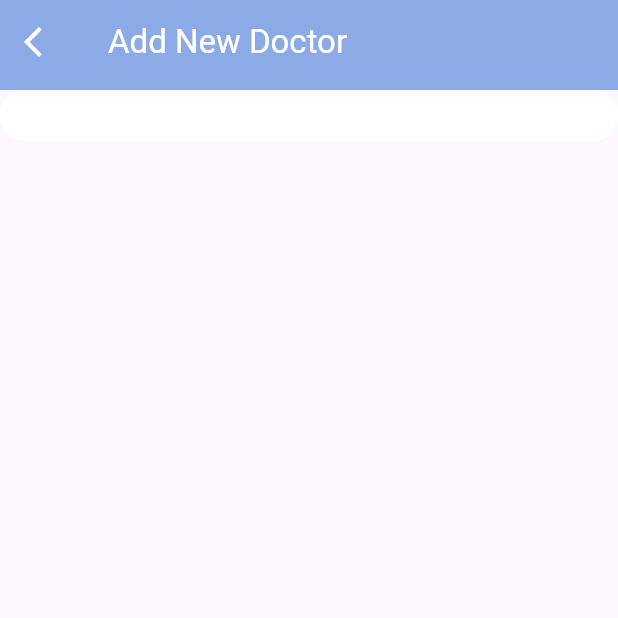
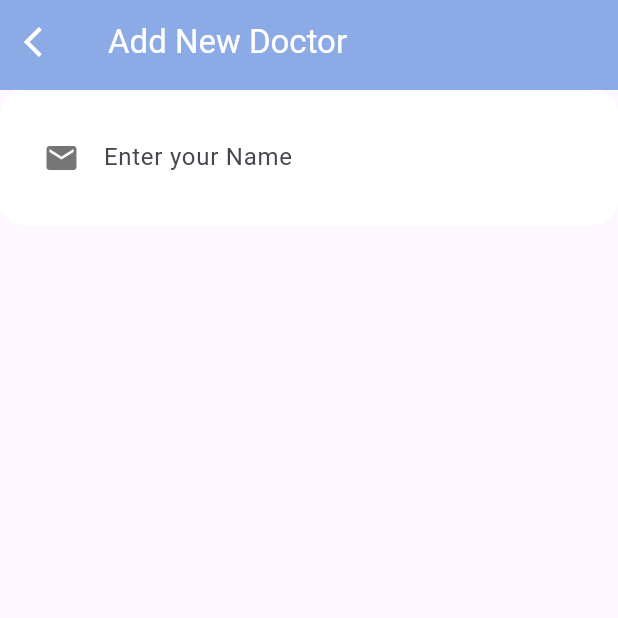
Before and after one commit to Farhanansari23/Care-Link, a Flutter app: the CreateDoctorPage screen opened directly, on a phone screen of 412 x 824 dp, the top half of it. Run offline on Flutter 3.47's test engine with Material 3 defaults, Android fonts, the phone set to English and light mode, and no system bars; our stand-ins replace cached_network_image, cloud_firestore, date_picker_timeline, firebase_auth, firebase_core, flutter_dotenv and 9 more; missing offline and left inert: cloudinary_url_gen, flutter_date_pickers, font_awesome_icon_class; accounts and stored records are empty.

Commit message:
FA-27:working on admin page

```diff
--- a/lib/main.dart
+++ b/lib/main.dart
@@ -3,6 +3,7 @@ import 'package:flutter/material.dart';
 import 'package:provider/provider.dart';
 import 'package:semester_project/pages/auth_pages/splash_screen.dart';
 import 'package:semester_project/pages/customer_pages/customer_dashboard/customer_dashboard.dart';
+import 'package:semester_project/provider/admin_provider/create_doctorprofile_provider.dart';
 import 'package:semester_project/provider/auth_provider/auth_provider.dart';
 import 'package:semester_project/provider/customer_provider/customer_doctorsdetail_provider.dart';
 import 'package:semester_project/provider/customer_provider/customer_hospitaidetail_provider.dart';
@@ -29,6 +30,7 @@ class MyApp extends StatelessWidget {
         ChangeNotifierProvider(create: (context) => CustomerHospitalDetailProvider()),
         ChangeNotifierProvider(create: (context) => CustomersDoctorDetailProvider()),
         ChangeNotifierProvider(create: (context) => CustomerProfileProvider()),
+        ChangeNotifierProvider(create: (context) => CreateDoctorProfileProvider()),
       ],
       child: MaterialApp(
         title: 'Flutter Demo',
--- a/lib/pages/admin_pages/doctor/create_doctor_page.dart
+++ b/lib/pages/admin_pages/doctor/create_doctor_page.dart
@@ -1,6 +1,9 @@
 import 'package:flutter/material.dart';
+import 'package:provider/provider.dart';
 import 'package:semester_project/widgets/container/custom_container.dart';
+import 'package:semester_project/widgets/textfield/custom_textfield.dart';
 
+import '../../../provider/admin_provider/create_doctorprofile_provider.dart';
 import '../../../routes/admin_route_generator.dart';
 import '../../../widgets/colors/custom_colors.dart';
 
@@ -32,12 +35,34 @@ class _CreateDoctorPageState extends State<CreateDoctorPage> {
             stretch: true,
           ),
           SliverToBoxAdapter(
-            child: CustomContainer(
-                child: Column(
-                  children: [
-
-                  ],
-                )),
+            child: Consumer<CreateDoctorProfileProvider>(
+              builder: (context,createDoctorProfileProvider,_) {
+                return CustomContainer(
+                    child: Column(
+                      children: [
+                          TextFromFieldWithPrefixSuffix(
+                              controller: createDoctorProfileProvider.nameController,
+                            glassEffect: true,
+                            hintText: 'Enter your Name',
+                            blurAmount: 4.0,
+                            glassOpacity: 0.4,
+                            borderColor: Colors.white, // Default border color
+                            focusedBorderColor: Colors.blue, // Color when focused
+                            enabledBorderColor: Colors.grey, // Color when enabled
+                            errorBorderColor: Colors.red,
+                            borderRadius: 16,
+                            prefixIcon: Icon(
+                              Icons.email,
+                              color: Colors.grey.shade600,
+                            ),
+                              validator: (value){
+                                return null;
+                              },
+                          ),
+                      ],
+                    ));
+              }
+            ),
           ),
         ],
       ),
--- a/lib/provider/admin_provider/create_doctorprofile_provider.dart
+++ b/lib/provider/admin_provider/create_doctorprofile_provider.dart
@@ -1,5 +1,15 @@
+import 'package:flutter/cupertino.dart';
 import 'package:flutter/foundation.dart';
 
 class CreateDoctorProfileProvider extends ChangeNotifier{
 
+  final _nameController = TextEditingController();
+  final _genderController = TextEditingController();
+  final _ageController = TextEditingController();
+  final _heightController = TextEditingController();
+
+  TextEditingController get nameController => _nameController;
+  TextEditingController get genderController => _genderController;
+  TextEditingController get ageController => _ageController;
+  TextEditingController get heightController => _heightController;
 }
```
